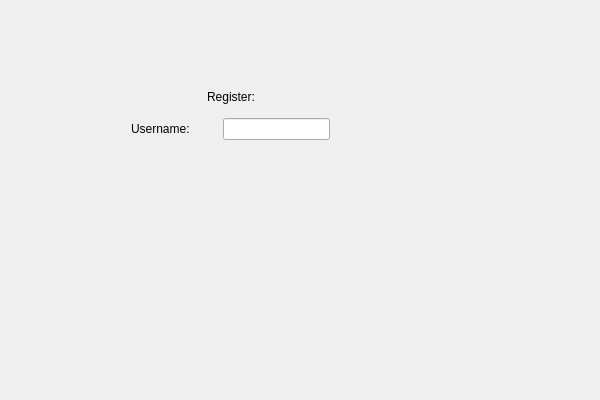
Old version of the form SkribblFakeClient/RegisterPage.ui in the repository raulbucur01/EchipaTeam_MC.
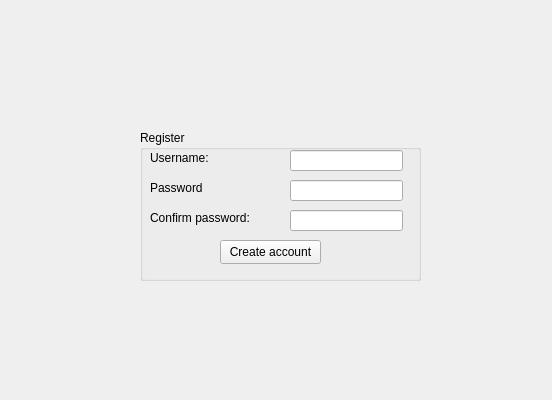
New version of the form.

Commit message: UI Login page register page start page

What changed in the file:
```diff
--- a/SkribblFakeClient/RegisterPage.ui
+++ b/SkribblFakeClient/RegisterPage.ui
@@ -6,221 +6,107 @@
    <rect>
     <x>0</x>
     <y>0</y>
-    <width>600</width>
+    <width>552</width>
     <height>400</height>
    </rect>
   </property>
   <property name="windowTitle">
    <string>RegisterPage</string>
   </property>
-  <widget class="QWidget" name="verticalLayoutWidget">
+  <widget class="QGroupBox" name="groupBox">
    <property name="geometry">
     <rect>
-     <x>120</x>
-     <y>70</y>
-     <width>221</width>
-     <height>81</height>
+     <x>140</x>
+     <y>130</y>
+     <width>281</width>
+     <height>151</height>
     </rect>
    </property>
-   <layout class="QVBoxLayout" name="verticalLayout">
-    <item>
-     <layout class="QHBoxLayout" name="RegisterLayout">
-      <item>
-       <spacer name="horizontalSpacer_3">
-        <property name="orientation">
-         <enum>Qt::Horizontal</enum>
-        </property>
-        <property name="sizeHint" stdset="0">
-         <size>
-          <width>40</width>
-          <height>20</height>
-         </size>
-        </property>
-       </spacer>
-      </item>
-      <item>
-       <widget class="QLabel" name="label">
-        <property name="palette">
-         <palette>
-          <active>
-           <colorrole role="Button">
-            <brush brushstyle="SolidPattern">
-             <color alpha="255">
-              <red>0</red>
-              <green>0</green>
-              <blue>255</blue>
-             </color>
-            </brush>
-           </colorrole>
-           <colorrole role="Base">
-            <brush brushstyle="SolidPattern">
-             <color alpha="255">
-              <red>255</red>
-              <green>255</green>
-              <blue>255</blue>
-             </color>
-            </brush>
-           </colorrole>
-           <colorrole role="Window">
-            <brush brushstyle="SolidPattern">
-             <color alpha="255">
-              <red>0</red>
-              <green>0</green>
-              <blue>255</blue>
-             </color>
-            </brush>
-           </colorrole>
-           <colorrole role="Shadow">
-            <brush brushstyle="SolidPattern">
-             <color alpha="255">
-              <red>0</red>
-              <green>0</green>
-              <blue>0</blue>
-             </color>
-            </brush>
-           </colorrole>
-          </active>
-          <inactive>
-           <colorrole role="Button">
-            <brush brushstyle="SolidPattern">
-             <color alpha="255">
-              <red>0</red>
-              <green>0</green>
-              <blue>255</blue>
-             </color>
-            </brush>
-           </colorrole>
-           <colorrole role="Base">
-            <brush brushstyle="SolidPattern">
-             <color alpha="255">
-              <red>255</red>
-              <green>255</green>
-              <blue>255</blue>
-             </color>
-            </brush>
-           </colorrole>
-           <colorrole role="Window">
-            <brush brushstyle="SolidPattern">
-             <color alpha="255">
-              <red>0</red>
-              <green>0</green>
-              <blue>255</blue>
-             </color>
-            </brush>
-           </colorrole>
-           <colorrole role="Shadow">
-            <brush brushstyle="SolidPattern">
-             <color alpha="255">
-              <red>0</red>
-              <green>0</green>
-              <blue>0</blue>
-             </color>
-            </brush>
-           </colorrole>
-          </inactive>
-          <disabled>
-           <colorrole role="Button">
-            <brush brushstyle="SolidPattern">
-             <color alpha="255">
-              <red>0</red>
-              <green>0</green>
-              <blue>255</blue>
-             </color>
-            </brush>
-           </colorrole>
-           <colorrole role="Base">
-            <brush brushstyle="SolidPattern">
-             <color alpha="255">
-              <red>0</red>
-              <green>0</green>
-              <blue>255</blue>
-             </color>
-            </brush>
-           </colorrole>
-           <colorrole role="Window">
-            <brush brushstyle="SolidPattern">
-             <color alpha="255">
-              <red>0</red>
-              <green>0</green>
-              <blue>255</blue>
-             </color>
-            </brush>
-           </colorrole>
-           <colorrole role="Shadow">
-            <brush brushstyle="SolidPattern">
-             <color alpha="255">
-              <red>0</red>
-              <green>0</green>
-              <blue>0</blue>
-             </color>
-            </brush>
-           </colorrole>
-          </disabled>
-         </palette>
-        </property>
-        <property name="autoFillBackground">
-         <bool>false</bool>
-        </property>
-        <property name="frameShape">
-         <enum>QFrame::NoFrame</enum>
-        </property>
-        <property name="text">
-         <string>Register:</string>
-        </property>
-       </widget>
-      </item>
-      <item>
-       <spacer name="horizontalSpacer_2">
-        <property name="orientation">
-         <enum>Qt::Horizontal</enum>
-        </property>
-        <property name="sizeHint" stdset="0">
-         <size>
-          <width>40</width>
-          <height>20</height>
-         </size>
-        </property>
-       </spacer>
-      </item>
-     </layout>
-    </item>
-    <item>
-     <layout class="QHBoxLayout" name="UsernameLayout">
-      <item>
-       <widget class="QLabel" name="UsernameLabel">
-        <property name="frameShape">
-         <enum>QFrame::NoFrame</enum>
-        </property>
-        <property name="frameShadow">
-         <enum>QFrame::Plain</enum>
-        </property>
-        <property name="text">
-         <string>Username:</string>
-        </property>
-       </widget>
-      </item>
-      <item>
-       <spacer name="horizontalSpacer">
-        <property name="orientation">
-         <enum>Qt::Horizontal</enum>
-        </property>
-        <property name="sizeHint" stdset="0">
-         <size>
-          <width>28</width>
-          <height>17</height>
-         </size>
-        </property>
-       </spacer>
-      </item>
-      <item>
-       <widget class="QLineEdit" name="UsernameEdit"/>
-      </item>
-     </layout>
-    </item>
-    <item>
-     <layout class="QHBoxLayout" name="horizontalLayout_2"/>
-    </item>
-   </layout>
+   <property name="title">
+    <string>Register</string>
+   </property>
+   <widget class="QLabel" name="label">
+    <property name="geometry">
+     <rect>
+      <x>10</x>
+      <y>20</y>
+      <width>71</width>
+      <height>16</height>
+     </rect>
+    </property>
+    <property name="text">
+     <string>Username:</string>
+    </property>
+   </widget>
+   <widget class="QLabel" name="label_3">
+    <property name="geometry">
+     <rect>
+      <x>10</x>
+      <y>80</y>
+      <width>111</width>
+      <height>16</height>
+     </rect>
+    </property>
+    <property name="text">
+     <string>Confirm password:</string>
+    </property>
+   </widget>
+   <widget class="QPushButton" name="pushButton_CreateAccount">
+    <property name="geometry">
+     <rect>
+      <x>80</x>
+      <y>110</y>
+      <width>101</width>
+      <height>24</height>
+     </rect>
+    </property>
+    <property name="text">
+     <string>Create account</string>
+    </property>
+   </widget>
+   <widget class="QLineEdit" name="lineEdit_Username">
+    <property name="geometry">
+     <rect>
+      <x>150</x>
+      <y>20</y>
+      <width>113</width>
+      <height>21</height>
+     </rect>
+    </property>
+   </widget>
+   <widget class="QLineEdit" name="lineEdit_Password">
+    <property name="geometry">
+     <rect>
+      <x>150</x>
+      <y>50</y>
+      <width>113</width>
+      <height>21</height>
+     </rect>
+    </property>
+   </widget>
+   <widget class="QLineEdit" name="lineEdit_ConfirmPassword">
+    <property name="geometry">
+     <rect>
+      <x>150</x>
+      <y>80</y>
+      <width>113</width>
+      <height>21</height>
+     </rect>
+    </property>
+   </widget>
+   <widget class="QLabel" name="label_2">
+    <property name="geometry">
+     <rect>
+      <x>10</x>
+      <y>50</y>
+      <width>91</width>
+      <height>16</height>
+     </rect>
+    </property>
+    <property name="text">
+     <string>Password</string>
+    </property>
+   </widget>
   </widget>
  </widget>
  <layoutdefault spacing="6" margin="11"/>
```
The commit also changes 15 other files.
